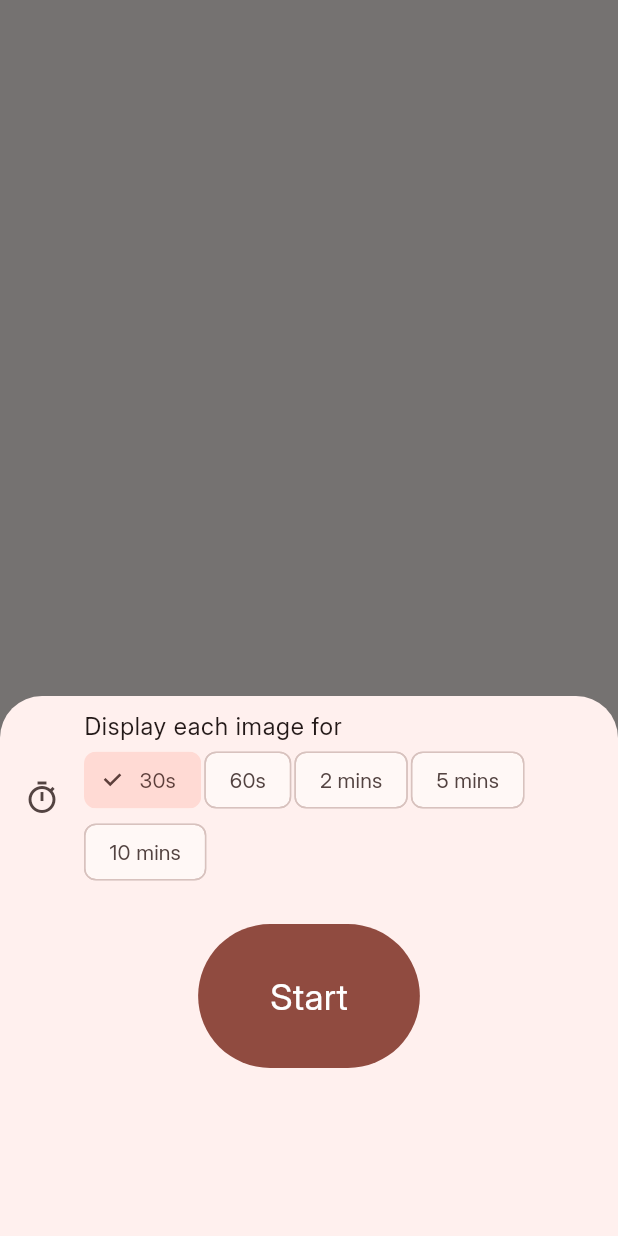
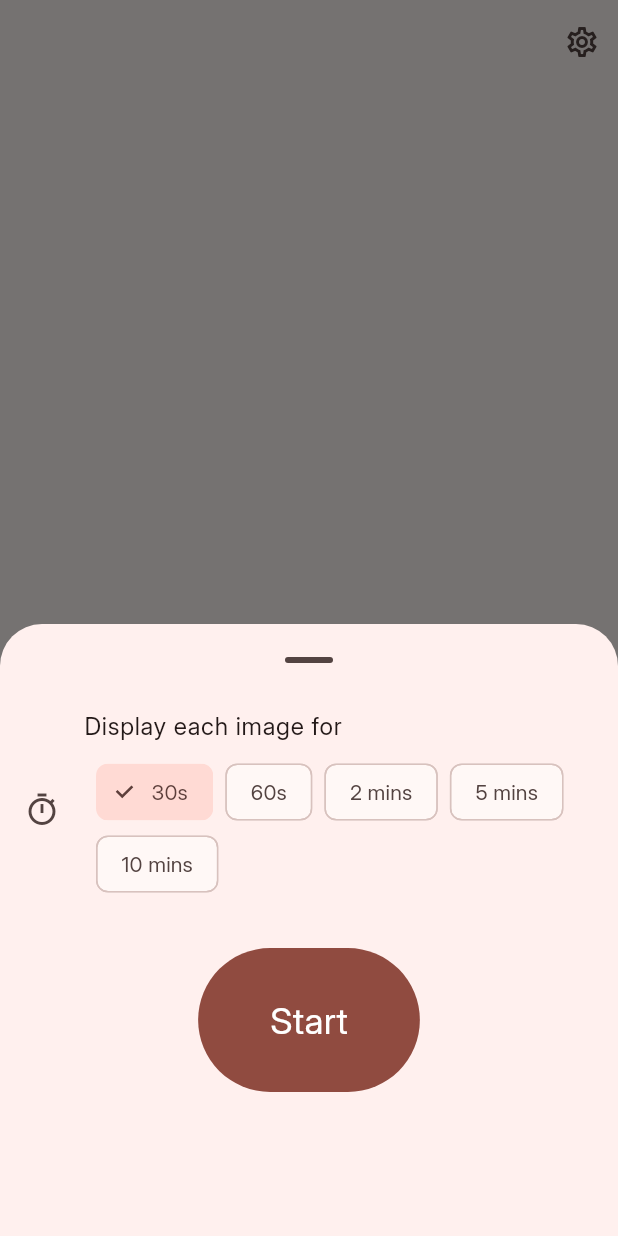
Before and after one commit to boredcodebyk/threebyfour, a Flutter app: the GalleryView screen opened by its route, after a tap on the "timer" icon, on a phone screen of 412 x 824 dp. Run offline on Flutter 3.47's test engine with Material 3 defaults, Android fonts, the phone set to English and light mode, and no system bars; our stand-ins replace file_picker, flutter_riverpod, go_router, permission_handler, photo_view, responsive_framework and 2 more; missing offline and left inert: pausable_timer; accounts and stored records are empty.

Commit message:
add link to settings

```diff
--- a/lib/view/gallery.dart
+++ b/lib/view/gallery.dart
@@ -111,7 +111,14 @@ class _GalleryViewState extends ConsumerState<GalleryView>
     return Scaffold(
       resizeToAvoidBottomInset: true,
       extendBody: true,
-      appBar: AppBar(),
+      appBar: AppBar(
+        actions: [
+          IconButton(
+            onPressed: () => context.push('/settings'),
+            icon: Icon(Icons.settings_outlined),
+          ),
+        ],
+      ),
       body: Stack(
         // crossAxisAlignment: CrossAxisAlignment.center,
         children: [
@@ -208,6 +215,7 @@ class _GalleryViewState extends ConsumerState<GalleryView>
                     FloatingActionButton(
                       onPressed:
                           () => showModalBottomSheet(
+                            showDragHandle: true,
                             context: context,
                             builder: (context) {
                               return StatefulBuilder(
@@ -219,8 +227,10 @@ class _GalleryViewState extends ConsumerState<GalleryView>
                                         ListTile(
                                           leading: Icon(Icons.timer_outlined),
                                           title: Text("Display each image for"),
-                                          subtitle: Wrap(
-                                            spacing: 2,
+                                          subtitle: Padding(
+                                            padding: const EdgeInsets.all(8.0),
+                                            child: Wrap(
+                                              spacing: 8,
                                               children: [
                                                 FilterChip(
                                                   label: Text("30s"),
@@ -265,6 +275,7 @@ class _GalleryViewState extends ConsumerState<GalleryView>
                                               ],
                                             ),
                                           ),
+                                        ),
                                         // ListTile(
                                         //   leading: Icon(Icons.image),
                                         //   title: Text("Number of images in practice"),
@@ -284,7 +295,9 @@ class _GalleryViewState extends ConsumerState<GalleryView>
                                         //   onChanged: (value) {},),
                                         // ),
                                         Padding(
-                                          padding: const EdgeInsets.symmetric(vertical: 16.0),
+                                          padding: const EdgeInsets.symmetric(
+                                            vertical: 16.0,
+                                          ),
                                           child: FilledButtonLarge(
                                             label: "Start",
                                             onPressed: () {
```
Lines whose indentation alone changed are shown as unchanged.
